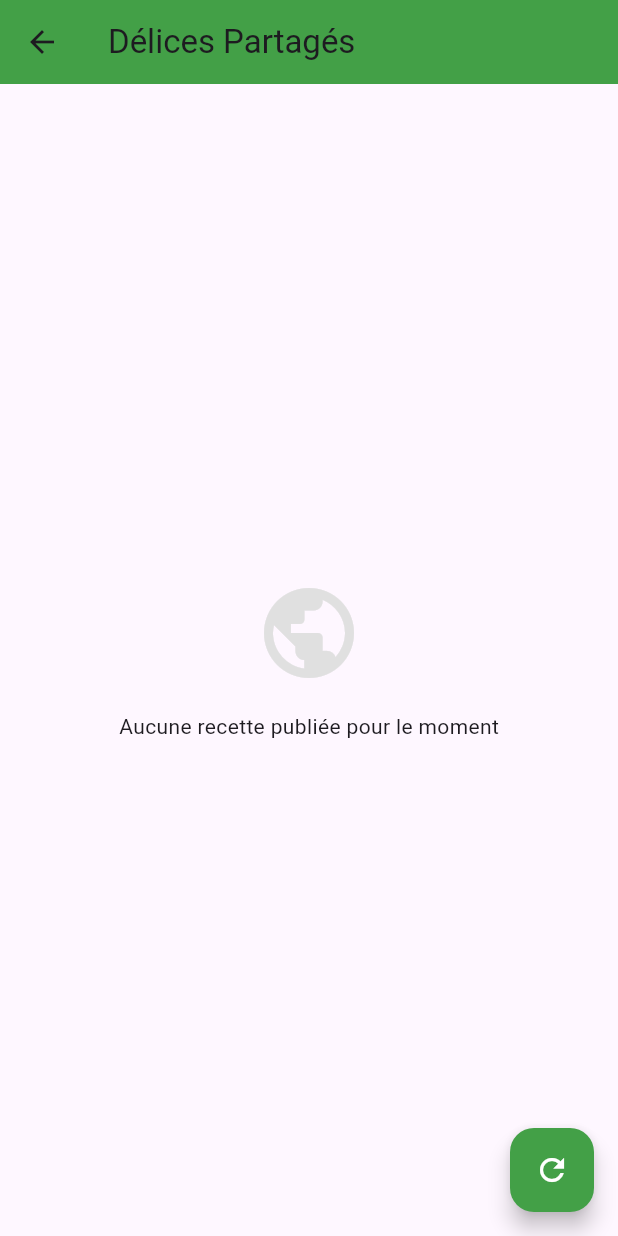
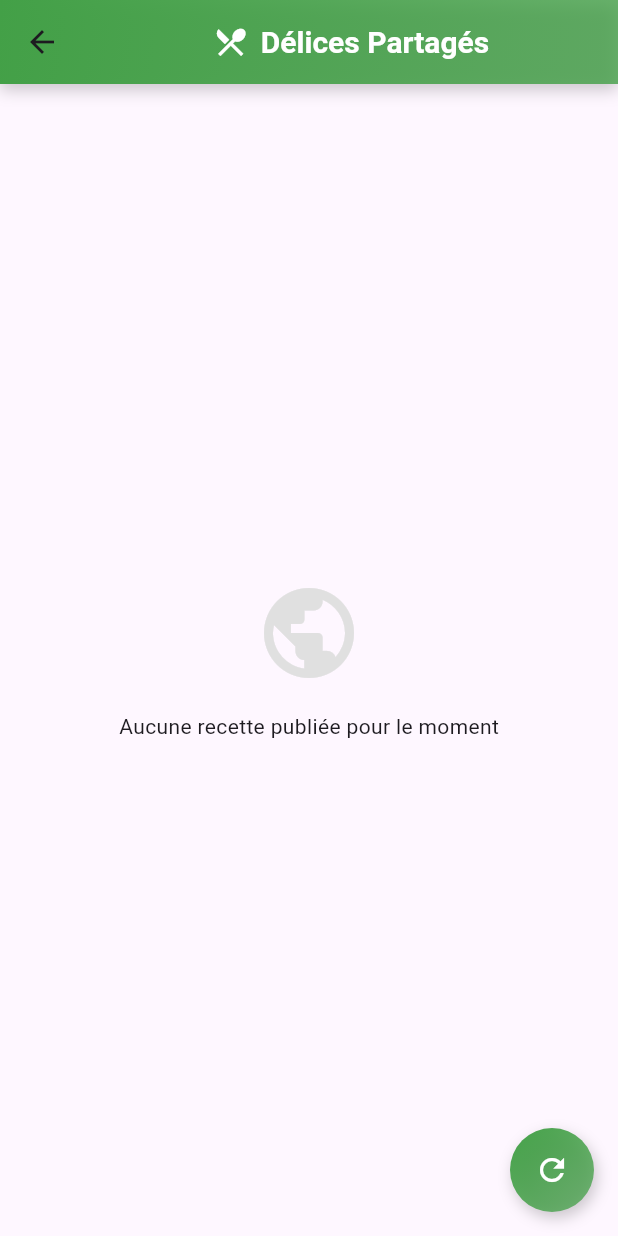
Before and after one commit to monta100/Projet_Mobile, a Flutter app: the screen it shows after launch, after a tap on the "menu book" icon, on a phone screen of 412 x 824 dp. Run offline on Flutter 3.47's test engine with Material 3 defaults, Android fonts, the light colour scheme and no system bars; our stand-ins replace animate_do, flutter_tts, image_picker, shared_preferences, sqflite; accounts and stored records are empty; network calls fail.

Commit message:
Enhance UI for recipe screens with gradients and animations
Updated the app bars in MyRecettesScreen and RecettesGlobalScreen to use gradient backgrounds, icons, and improved text styling. Added animated refresh button and card animations to RecettesGlobalScreen, along with search controller and debounce logic for future search/filter features. Improved card appearance with shadows and animated containers for a more modern look.

```diff
--- a/app_nutrition/lib/Screens/my_recettes_screen.dart
+++ b/app_nutrition/lib/Screens/my_recettes_screen.dart
@@ -115,9 +115,23 @@ class _MyRecettesScreenState extends State<MyRecettesScreen> {
   Widget build(BuildContext context) {
     return Scaffold(
       appBar: AppBar(
-        title: const Text('Mes Recettes'),
-        elevation: 0,
-        backgroundColor: Colors.transparent,
+        title: Row(
+          mainAxisAlignment: MainAxisAlignment.center,
+          children: [
+            const Icon(Icons.book, color: Colors.white),
+            const SizedBox(width: 8),
+            Text(
+              'Mes Recettes',
+              style: const TextStyle(
+                fontFamily: 'Roboto',
+                fontWeight: FontWeight.bold,
+                fontSize: 20,
+                color: Colors.white,
+              ),
+            ),
+          ],
+        ),
+        centerTitle: true,
         flexibleSpace: Container(
           decoration: BoxDecoration(
             gradient: LinearGradient(
@@ -128,8 +142,16 @@ class _MyRecettesScreenState extends State<MyRecettesScreen> {
               begin: Alignment.topLeft,
               end: Alignment.bottomRight,
             ),
+            boxShadow: [
+              BoxShadow(
+                color: Colors.black.withOpacity(0.2),
+                blurRadius: 8,
+                offset: const Offset(0, 4),
+              ),
+            ],
           ),
         ),
+        elevation: 0,
       ),
       floatingActionButton: Stack(
         children: [
--- a/app_nutrition/lib/Screens/recettes_global_screen.dart
+++ b/app_nutrition/lib/Screens/recettes_global_screen.dart
@@ -1,4 +1,6 @@
 // ignore_for_file: deprecated_member_use
+
+import 'dart:async';
 
 import 'package:flutter/material.dart';
 import '../Entites/recette.dart';
@@ -13,20 +15,49 @@ class RecettesGlobalScreen extends StatefulWidget {
   State<RecettesGlobalScreen> createState() => _RecettesGlobalScreenState();
 }
 
-class _RecettesGlobalScreenState extends State<RecettesGlobalScreen> {
+class _RecettesGlobalScreenState extends State<RecettesGlobalScreen>
+    with SingleTickerProviderStateMixin {
   final RecetteService _recetteService = RecetteService();
   late Future<List<Recette>> _future;
+  late AnimationController _animationController;
+  final TextEditingController _searchController = TextEditingController();
+  Timer? _debounce;
 
   @override
   void initState() {
     super.initState();
     _load();
+    _animationController = AnimationController(
+      vsync: this,
+      duration: const Duration(seconds: 1),
+    );
+    _searchController.addListener(_onSearchChanged);
+  }
+
+  @override
+  void dispose() {
+    _animationController.dispose();
+    _searchController.dispose();
+    _debounce?.cancel();
+    super.dispose();
   }
 
   void _load() {
     setState(() {
       _future = _recetteService.getPublishedRecettes();
     });
+  }
+
+  void _onSearchChanged() {
+    if (_debounce?.isActive ?? false) _debounce!.cancel();
+    _debounce = Timer(const Duration(milliseconds: 300), () {
+      setState(() {});
+    });
+  }
+
+  void _onRefreshPressed() {
+    _animationController.forward(from: 0);
+    _load();
   }
 
   double _aspectFor(int crossAxisCount) {
@@ -39,10 +70,46 @@ class _RecettesGlobalScreenState extends State<RecettesGlobalScreen> {
   Widget build(BuildContext context) {
     return Scaffold(
       appBar: AppBar(
-        title: const Text('Délices Partagés'),
-        backgroundColor: AppColors.primaryColor,
+        title: Row(
+          mainAxisAlignment: MainAxisAlignment.center,
+          children: [
+            const Icon(Icons.restaurant_menu, color: Colors.white),
+            const SizedBox(width: 8),
+            Text(
+              'Délices Partagés',
+              style: const TextStyle(
+                fontFamily: 'Roboto',
+                fontWeight: FontWeight.bold,
+                fontSize: 20,
+                color: Colors.white,
               ),
-      body: FutureBuilder<List<Recette>>(
+            ),
+          ],
+        ),
+        centerTitle: true,
+        flexibleSpace: Container(
+          decoration: BoxDecoration(
+            gradient: LinearGradient(
+              colors: [
+                AppColors.primaryColor,
+                AppColors.primaryColor.withOpacity(0.8),
+              ],
+              begin: Alignment.topLeft,
+              end: Alignment.bottomRight,
+            ),
+            boxShadow: [
+              BoxShadow(
+                color: Colors.black.withOpacity(0.2),
+                blurRadius: 8,
+                offset: const Offset(0, 4),
+              ),
+            ],
+          ),
+        ),
+        elevation: 0,
+      ),
+      body: Expanded(
+        child: FutureBuilder<List<Recette>>(
           future: _future,
           builder: (context, snapshot) {
             if (snapshot.connectionState == ConnectionState.waiting) {
@@ -69,17 +136,56 @@ class _RecettesGlobalScreenState extends State<RecettesGlobalScreen> {
                     childAspectRatio: aspect,
                   ),
                   itemCount: list.length,
-                itemBuilder: (context, i) => _RecetteCard(recette: list[i]),
+                  itemBuilder: (context, i) => RepaintBoundary(
+                    child: AnimatedContainer(
+                      duration: const Duration(milliseconds: 300),
+                      curve: Curves.easeInOut,
+                      transform: Matrix4.translationValues(
+                        0,
+                        i % 2 == 0 ? 10 : -10,
+                        0,
+                      ),
+                      child: _RecetteCard(recette: list[i]),
+                    ),
+                  ),
                 );
               },
             );
           },
         ),
+      ),
       floatingActionButton: FloatingActionButton(
-        onPressed: _load,
-        backgroundColor: AppColors.primaryColor,
+        onPressed: _onRefreshPressed,
+        backgroundColor: Colors.transparent,
+        elevation: 0,
+        child: Container(
+          width: 56,
+          height: 56,
+          decoration: BoxDecoration(
+            shape: BoxShape.circle,
+            gradient: LinearGradient(
+              colors: [
+                AppColors.primaryColor,
+                AppColors.primaryColor.withOpacity(0.7),
+              ],
+              begin: Alignment.topLeft,
+              end: Alignment.bottomRight,
+            ),
+            boxShadow: [
+              BoxShadow(
+                color: Colors.black.withOpacity(0.2),
+                blurRadius: 8,
+                offset: const Offset(2, 4),
+              ),
+            ],
+          ),
+          child: RotationTransition(
+            turns: _animationController,
             child: const Icon(Icons.refresh, color: Colors.white),
           ),
+        ),
+      ),
+      resizeToAvoidBottomInset: true,
     );
   }
 }
@@ -96,12 +202,7 @@ class _RecetteCard extends StatelessWidget {
         ? recette.imageUrl!
         : _UnsplashHelper.urlFor(recette.nom);
 
-    return Card(
-      elevation: 8,
-      shadowColor: Colors.black.withOpacity(0.2),
-      shape: RoundedRectangleBorder(borderRadius: BorderRadius.circular(15)),
-      clipBehavior: Clip.antiAlias,
-      child: InkWell(
+    return GestureDetector(
       onTap: () {
         Navigator.push(
           context,
@@ -110,6 +211,26 @@ class _RecetteCard extends StatelessWidget {
           ),
         );
       },
+      child: AnimatedContainer(
+        duration: const Duration(milliseconds: 300),
+        curve: Curves.easeInOut,
+        decoration: BoxDecoration(
+          borderRadius: BorderRadius.circular(15),
+          boxShadow: [
+            BoxShadow(
+              color: Colors.black.withOpacity(0.1),
+              blurRadius: 8,
+              offset: const Offset(2, 4),
+            ),
+          ],
+        ),
+        child: Card(
+          elevation: 8,
+          shadowColor: Colors.black.withOpacity(0.2),
+          shape: RoundedRectangleBorder(
+            borderRadius: BorderRadius.circular(15),
+          ),
+          clipBehavior: Clip.antiAlias,
           child: Column(
             crossAxisAlignment: CrossAxisAlignment.start,
             children: [
@@ -189,6 +310,7 @@ class _RecetteCard extends StatelessWidget {
             ],
           ),
         ),
+      ),
     );
   }
 }
```
Lines whose indentation alone changed are shown as unchanged.
